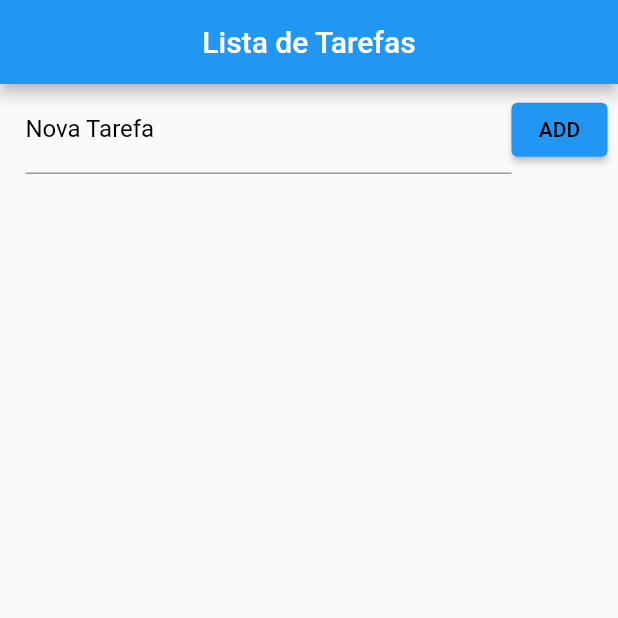
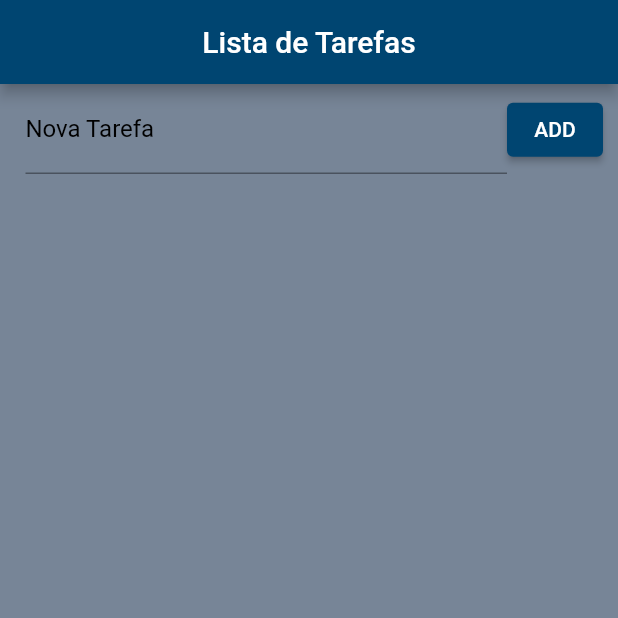
Before and after one commit to lucasbustamante/Lista-de-Tarefas, a Flutter app: the screen it shows after launch, on a phone screen of 412 x 824 dp, the top half of it. Run offline on Flutter 3.47's test engine with Material 2 defaults, Android fonts, the phone set to English and light mode, and no system bars.

Commit message:
acrescimo de cores

```diff
--- /dev/null
+++ b/lib/Theme/color.dart
@@ -0,0 +1,6 @@
+import 'package:flutter/material.dart';
+
+const PrimaryColor = Color(0xff004571);
+const SecondaryColor = Color(0xFF778597);
+const DarkFontColor = Colors.black;
+const WhiteFontColor = Colors.white;
--- a/lib/main.dart
+++ b/lib/main.dart
@@ -2,6 +2,7 @@ import 'dart:convert';
 import 'dart:io';
 import 'package:async/async.dart';
 import 'package:flutter/material.dart';
+import 'package:lista_de_tarefas/Theme/color.dart';
 import 'package:path_provider/path_provider.dart';
 import 'dart:async';
 
@@ -26,26 +27,34 @@ class _HomeState extends State<Home> {
   @override
   Widget build(BuildContext context) {
     return Scaffold(
+      backgroundColor: SecondaryColor,
       appBar: AppBar(
         title: Text('Lista de Tarefas'),
         centerTitle: true,
+        backgroundColor: PrimaryColor,
       ),
       body: Column(
         children: [
           Container(
-            padding: EdgeInsets.fromLTRB(17, 1 , 7, 1),
+            padding: EdgeInsets.fromLTRB(17, 1 , 10, 1),
               child: Row(
                 children: [
                   Expanded(
                     child: TextField(
                       decoration: InputDecoration(
                         labelText: "Nova Tarefa",
-                        labelStyle: TextStyle(color: Colors.black)
+                        labelStyle: TextStyle(color: DarkFontColor)
                       ),
                     ),
                   ),
-                  ElevatedButton(onPressed: (){}, child: Text(
-                    "ADD",style: TextStyle(color: Colors.black),),)
+                  ElevatedButton(
+                    onPressed: (){}, child: Text(
+                    "ADD",
+                  ),
+                    style: ElevatedButton.styleFrom(
+                      primary: PrimaryColor// foreground
+                    ),
+                  ),
                 ],
               ),
           )
```
